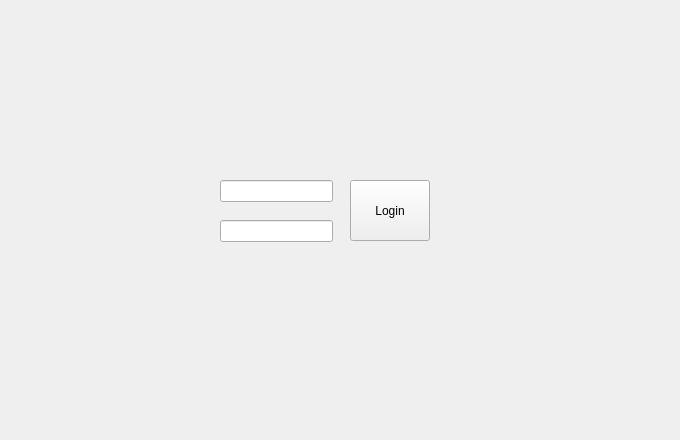
Above: client/MainUI/src/views/login_widget.ui from stknm19428-dot/TEST before the change. Below: the same form after it.
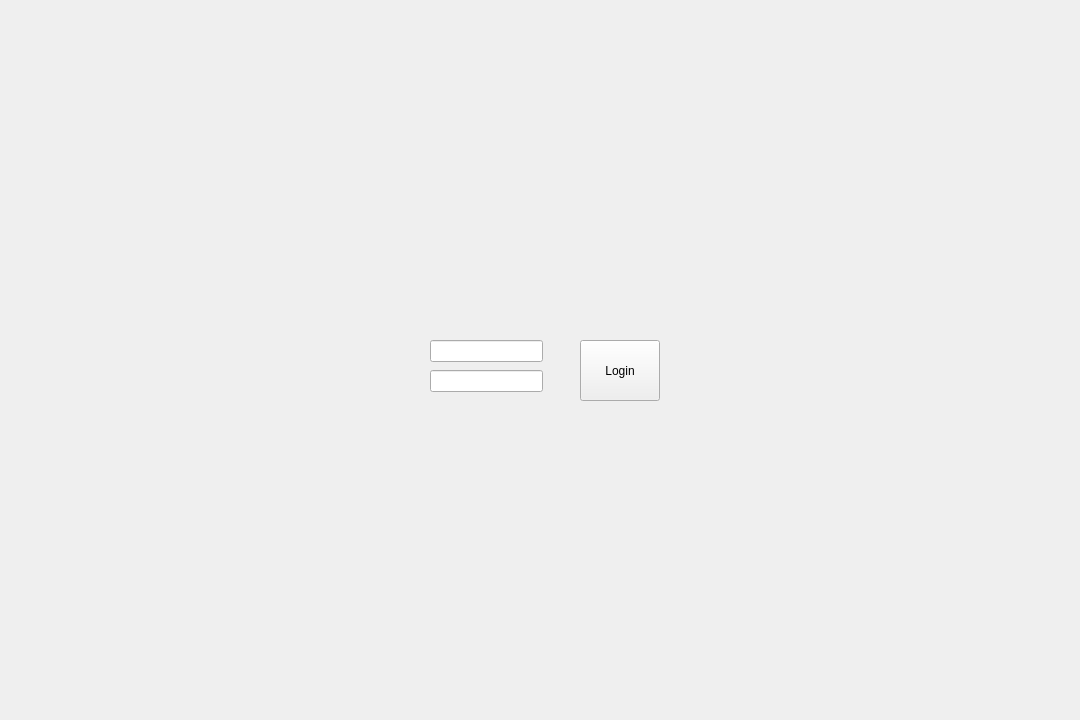
That is the form after the change.

Diff of the .ui file:
```diff
--- a/client/MainUI/src/views/login_widget.ui
+++ b/client/MainUI/src/views/login_widget.ui
@@ -6,8 +6,8 @@
    <rect>
     <x>0</x>
     <y>0</y>
-    <width>680</width>
-    <height>440</height>
+    <width>1080</width>
+    <height>720</height>
    </rect>
   </property>
   <property name="windowTitle">
@@ -16,8 +16,8 @@
   <widget class="QLineEdit" name="userEdit">
    <property name="geometry">
     <rect>
-     <x>220</x>
-     <y>180</y>
+     <x>430</x>
+     <y>340</y>
      <width>113</width>
      <height>22</height>
     </rect>
@@ -26,8 +26,8 @@
   <widget class="QLineEdit" name="passEdit">
    <property name="geometry">
     <rect>
-     <x>220</x>
-     <y>220</y>
+     <x>430</x>
+     <y>370</y>
      <width>113</width>
      <height>22</height>
     </rect>
@@ -36,8 +36,8 @@
   <widget class="QPushButton" name="loginBtn">
    <property name="geometry">
     <rect>
-     <x>350</x>
-     <y>180</y>
+     <x>580</x>
+     <y>340</y>
      <width>80</width>
      <height>61</height>
     </rect>
```
